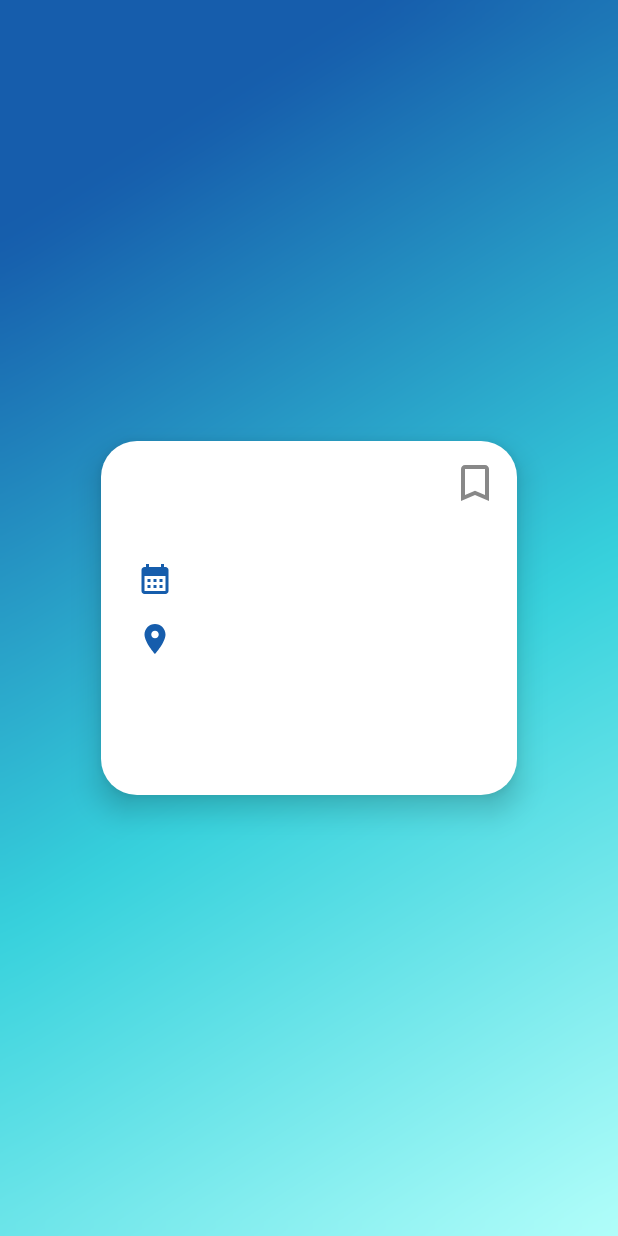
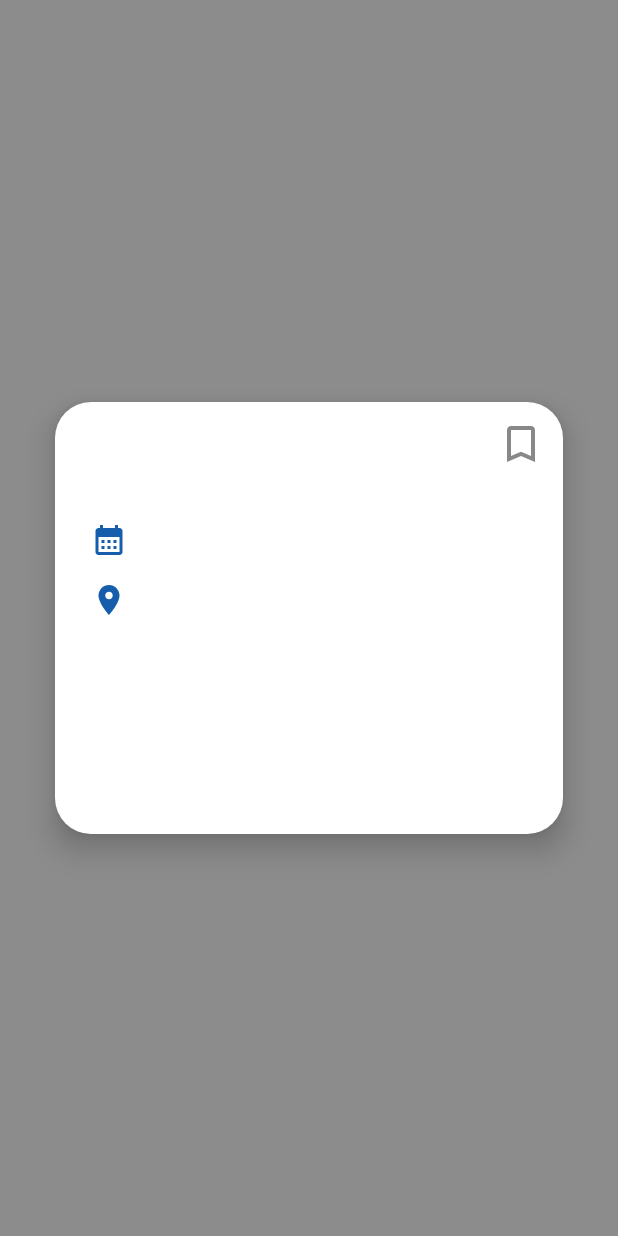
Before and after one commit to Sssunder/EventsNVSU, an Android app built with Jetpack Compose: the composable EventDetailScreen shown on its own in the app's theme, on a phone screen of 412 x 824 dp. Run offline under Robolectric (Android 15) with nearby library versions, the phone set to English and light mode, and no system bars; our stand-ins replace Firebase (no records; nobody signed in at launch, a user with empty details on screens opened directly).

Commit message:
Улучшена анимация и внешний вид экранов событий и поиска. Убрали градиентный фон, добавили анимацию появления и исчезновения элементов, а также улучшили прокрутку на экране поиска.

```diff
--- a/app/src/main/java/com/example/eventsnvsu/ui/theme/screens/EventDetailScreen.kt
+++ b/app/src/main/java/com/example/eventsnvsu/ui/theme/screens/EventDetailScreen.kt
@@ -1,8 +1,14 @@
 package com.example.eventsnvsu.ui.theme.screens
 
 import android.os.Environment
+import androidx.compose.animation.AnimatedVisibility
 import androidx.compose.animation.animateColorAsState
 import androidx.compose.animation.core.animateFloatAsState
+import androidx.compose.animation.core.tween
+import androidx.compose.animation.fadeIn
+import androidx.compose.animation.fadeOut
+import androidx.compose.animation.scaleIn
+import androidx.compose.animation.scaleOut
 import androidx.compose.foundation.background
 import androidx.compose.foundation.layout.Arrangement
 import androidx.compose.foundation.layout.Box
@@ -47,7 +53,6 @@ import androidx.compose.runtime.rememberCoroutineScope
 import androidx.compose.runtime.setValue
 import androidx.compose.ui.Alignment
 import androidx.compose.ui.Modifier
-import androidx.compose.ui.draw.blur
 import androidx.compose.ui.graphics.Color
 import androidx.compose.ui.platform.LocalContext
 import androidx.compose.ui.unit.dp
@@ -114,26 +119,22 @@ fun EventDetailScreen(
     Box(
         modifier = Modifier
             .fillMaxSize()
-            .background(MaterialTheme.colorScheme.background),
+            .background(Color.Black.copy(alpha = 0.45f)), // прозрачный тёмный фон
         contentAlignment = Alignment.Center
     ) {
-        // Градиентный фон как на главном экране
-        androidx.compose.foundation.Canvas(modifier = Modifier.matchParentSize().blur(24.dp)) {
-            drawRect(
-                brush = androidx.compose.ui.graphics.Brush.linearGradient(
-                    colors = listOf(Color(0xFF165DAC), Color(0xFF36D1DC), Color(0xFFB2FEFA)),
-                    start = androidx.compose.ui.geometry.Offset(0f, size.height * 0.2f),
-                    end = androidx.compose.ui.geometry.Offset(size.width, size.height)
-                ),
-                size = size
-            )
-        }
+        // Убрали градиентный фон
+        AnimatedVisibility(
+            visible = true,
+            enter = fadeIn(animationSpec = tween(300)) + scaleIn(initialScale = 0.92f, animationSpec = tween(300)),
+            exit = fadeOut(animationSpec = tween(200)) + scaleOut(targetScale = 0.92f, animationSpec = tween(200))
+        ) {
             Surface(
                 shape = RoundedCornerShape(24.dp),
                 shadowElevation = 12.dp,
                 color = MaterialTheme.colorScheme.surface,
                 modifier = Modifier
-                .fillMaxWidth(0.75f) // уменьшили ширину карточки на ~20%
+                    .fillMaxWidth(0.9f)
+                    .heightIn(min = 320.dp, max = (0.7f * LocalContext.current.resources.displayMetrics.heightPixels / LocalContext.current.resources.displayMetrics.density).dp)
                     .padding(16.dp)
             ) {
                 androidx.compose.foundation.rememberScrollState().let { scrollState ->
@@ -311,3 +312,4 @@ fun EventDetailScreen(
             }
         }
     }
+}
--- a/app/src/main/java/com/example/eventsnvsu/ui/theme/screens/SearchScreen.kt
+++ b/app/src/main/java/com/example/eventsnvsu/ui/theme/screens/SearchScreen.kt
@@ -1,6 +1,5 @@
 package com.example.eventsnvsu.ui.theme.screens
 
-import androidx.compose.foundation.clickable
 import androidx.compose.foundation.layout.Arrangement
 import androidx.compose.foundation.layout.Column
 import androidx.compose.foundation.layout.Row
@@ -13,9 +12,9 @@ import androidx.compose.foundation.layout.size
 import androidx.compose.foundation.lazy.LazyColumn
 import androidx.compose.foundation.lazy.LazyRow
 import androidx.compose.foundation.lazy.items
+import androidx.compose.foundation.verticalScroll
 import androidx.compose.material.icons.Icons
 import androidx.compose.material.icons.filled.Add
-import androidx.compose.material.icons.filled.Edit
 import androidx.compose.material3.FloatingActionButton
 import androidx.compose.material3.Icon
 import androidx.compose.material3.MaterialTheme
@@ -55,7 +54,9 @@ fun SearchScreen(
     }
     Column(modifier = Modifier
         .fillMaxSize()
-        .padding(16.dp)) {
+        .padding(16.dp)
+        .verticalScroll(androidx.compose.foundation.rememberScrollState())
+    ) {
         Text(text = "Поиск мероприятий", style = MaterialTheme.typography.titleLarge)
         Spacer(modifier = Modifier.height(16.dp))
         // Фильтры поиска (по тегам и названию)
```
Lines whose indentation alone changed are shown as unchanged.
